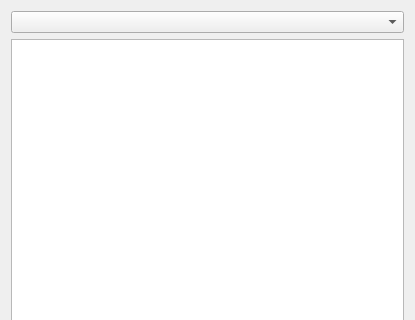
Before: the Qt Designer form ui/rawdata.ui in sjuvonen/coquillo, drawn with Qt 5; both pictures show x 0 to 415 and y 0 to 320 of the 415 by 494 pixel window.
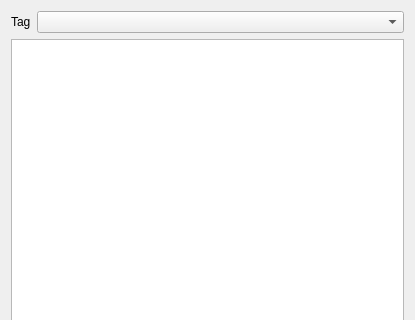
After: the same form once the commit is applied.

```diff
--- a/ui/rawdata.ui
+++ b/ui/rawdata.ui
@@ -13,11 +13,25 @@
   <property name="windowTitle">
    <string>Form</string>
   </property>
-  <layout class="QVBoxLayout" name="verticalLayout">
-   <item>
-    <widget class="QComboBox" name="comboBox"/>
+  <layout class="QGridLayout" name="gridLayout">
+   <item row="0" column="0">
+    <widget class="QLabel" name="label">
+     <property name="text">
+      <string>Tag</string>
+     </property>
+    </widget>
    </item>
-   <item>
+   <item row="0" column="1">
+    <widget class="QComboBox" name="comboBox">
+     <property name="sizePolicy">
+      <sizepolicy hsizetype="MinimumExpanding" vsizetype="Fixed">
+       <horstretch>0</horstretch>
+       <verstretch>0</verstretch>
+      </sizepolicy>
+     </property>
+    </widget>
+   </item>
+   <item row="1" column="0" colspan="2">
     <widget class="QTreeView" name="treeView">
      <property name="editTriggers">
       <set>QAbstractItemView::NoEditTriggers</set>
```
